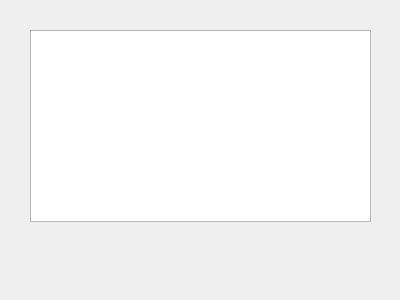
SiveruhinMihail/Siveruhin-uln, file main.ui: the form before one commit.
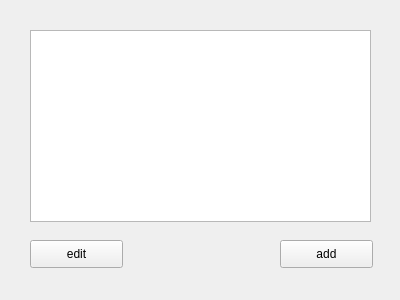
The form after the commit.

```diff
--- a/main.ui
+++ b/main.ui
@@ -23,6 +23,32 @@
     </rect>
    </property>
   </widget>
+  <widget class="QPushButton" name="add">
+   <property name="geometry">
+    <rect>
+     <x>280</x>
+     <y>240</y>
+     <width>93</width>
+     <height>28</height>
+    </rect>
+   </property>
+   <property name="text">
+    <string>add</string>
+   </property>
+  </widget>
+  <widget class="QPushButton" name="edit">
+   <property name="geometry">
+    <rect>
+     <x>30</x>
+     <y>240</y>
+     <width>93</width>
+     <height>28</height>
+    </rect>
+   </property>
+   <property name="text">
+    <string>edit</string>
+   </property>
+  </widget>
  </widget>
  <resources/>
  <connections/>
```
